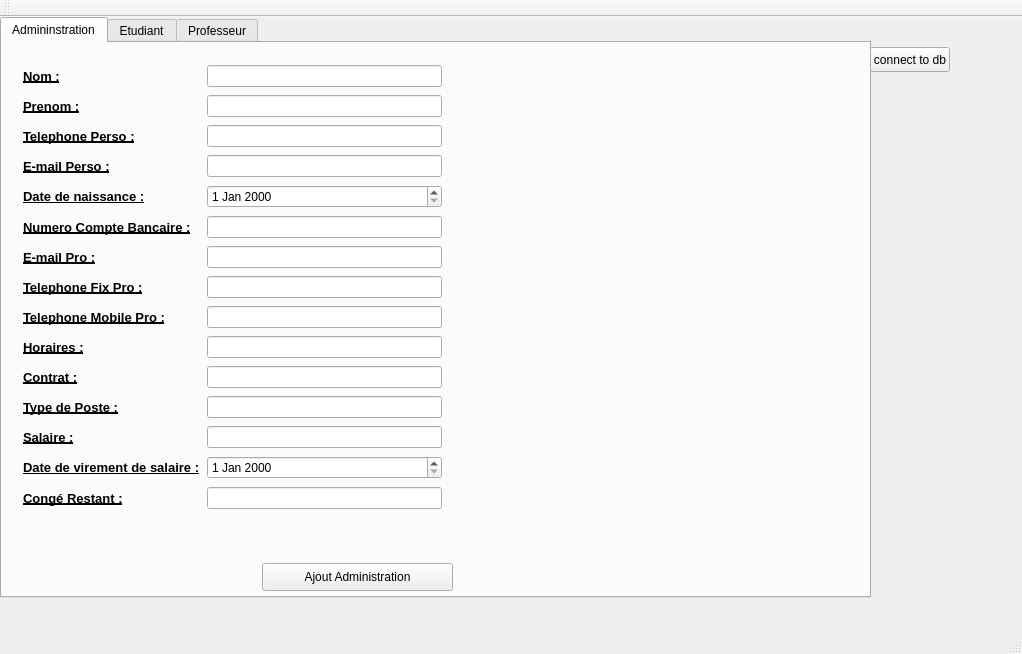
This is AppObjetQT/mainwindow.ui in Mrgove10/AppliObjetVS as Qt 5 draws it before an edit. The edited form follows.
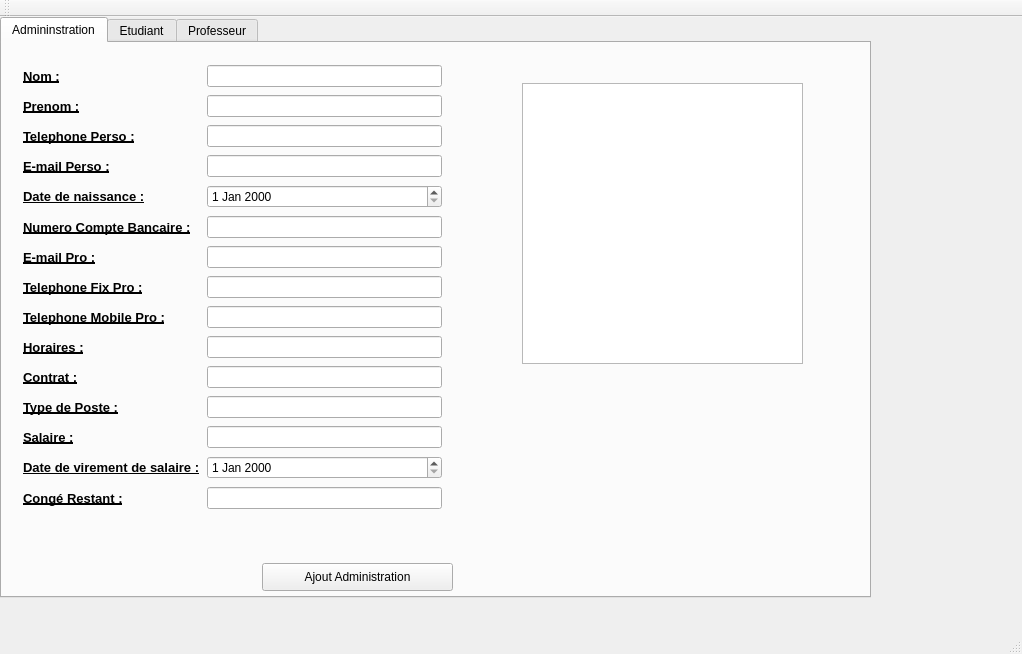
This is the edited form. Icons and pictures are not drawn.

```diff
--- a/AppObjetQT/mainwindow.ui
+++ b/AppObjetQT/mainwindow.ui
@@ -364,6 +364,16 @@
        <pixmap>C:/Users/Utilisateur/Pictures/admin_v01D_support.png</pixmap>
       </property>
      </widget>
+     <widget class="QTextEdit" name="AdminListTextEdit">
+      <property name="geometry">
+       <rect>
+        <x>520</x>
+        <y>40</y>
+        <width>281</width>
+        <height>281</height>
+       </rect>
+      </property>
+     </widget>
     </widget>
     <widget class="QWidget" name="tab_4">
      <attribute name="title">
@@ -778,19 +788,6 @@
      </widget>
     </widget>
    </widget>
-   <widget class="QPushButton" name="pushButton">
-    <property name="geometry">
-     <rect>
-      <x>870</x>
-      <y>30</y>
-      <width>80</width>
-      <height>25</height>
-     </rect>
-    </property>
-    <property name="text">
-     <string>connect to db</string>
-    </property>
-   </widget>
   </widget>
   <widget class="QMenuBar" name="menuBar">
    <property name="geometry">
```
Left out of the diff: 2 changed lines with no effect on the pictures.
